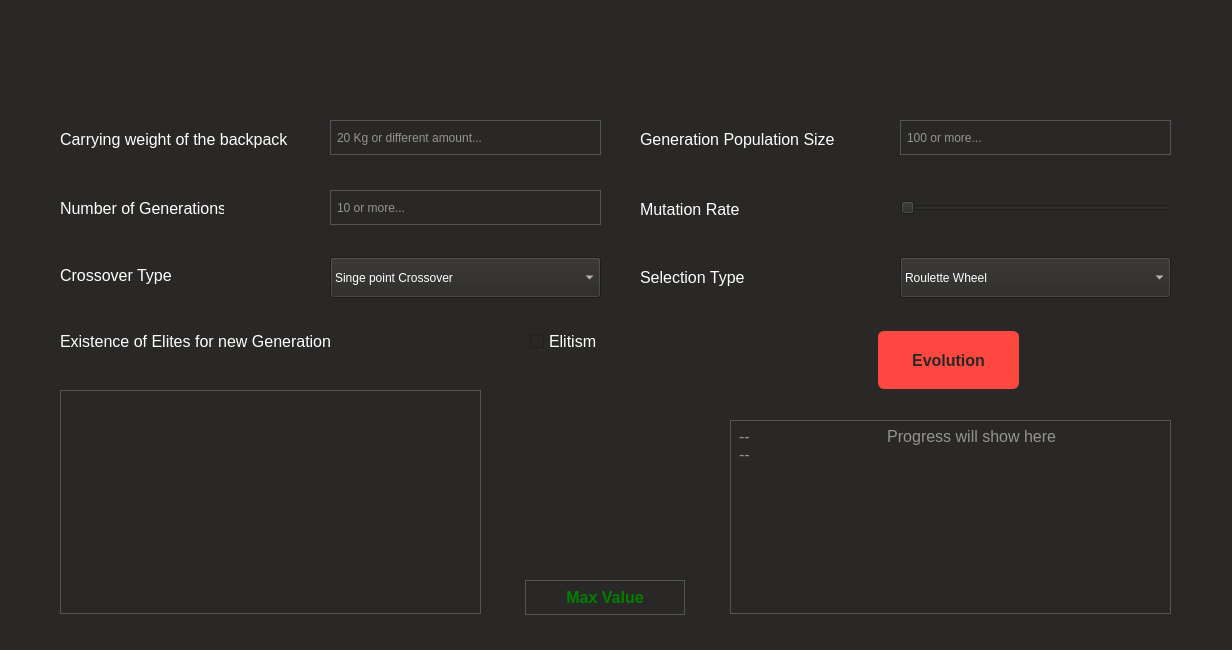
This is gui.ui in Sir-Sorg/Knapsack-GA as Qt 5 draws it before an edit. The edited form follows.
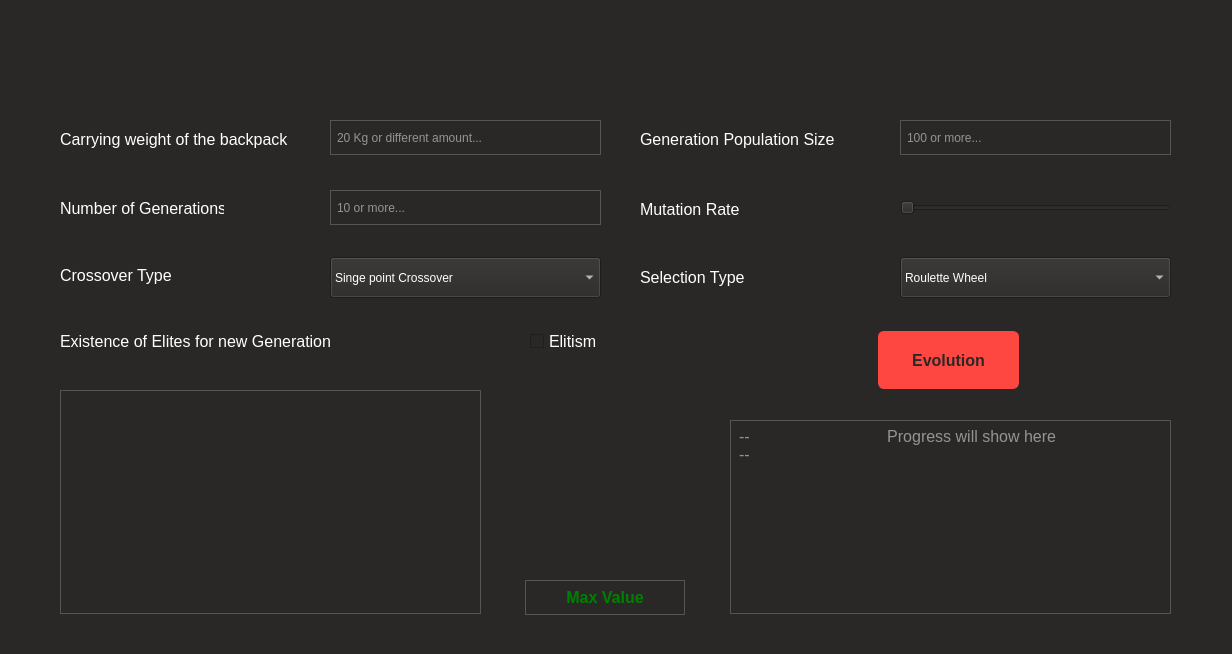
This is the edited form. Icons and pictures are not drawn.

Commit message: GUI change 1 type of selection add in combo

The edit to the form file:
```diff
--- a/gui.ui
+++ b/gui.ui
@@ -7,9 +7,15 @@
     <x>0</x>
     <y>0</y>
     <width>1232</width>
-    <height>650</height>
+    <height>654</height>
    </rect>
   </property>
+  <property name="maximumSize">
+   <size>
+    <width>1232</width>
+    <height>654</height>
+   </size>
+  </property>
   <property name="palette">
    <palette>
     <active>
```
Left out of the diff: 5 changed lines with no effect on the pictures.
